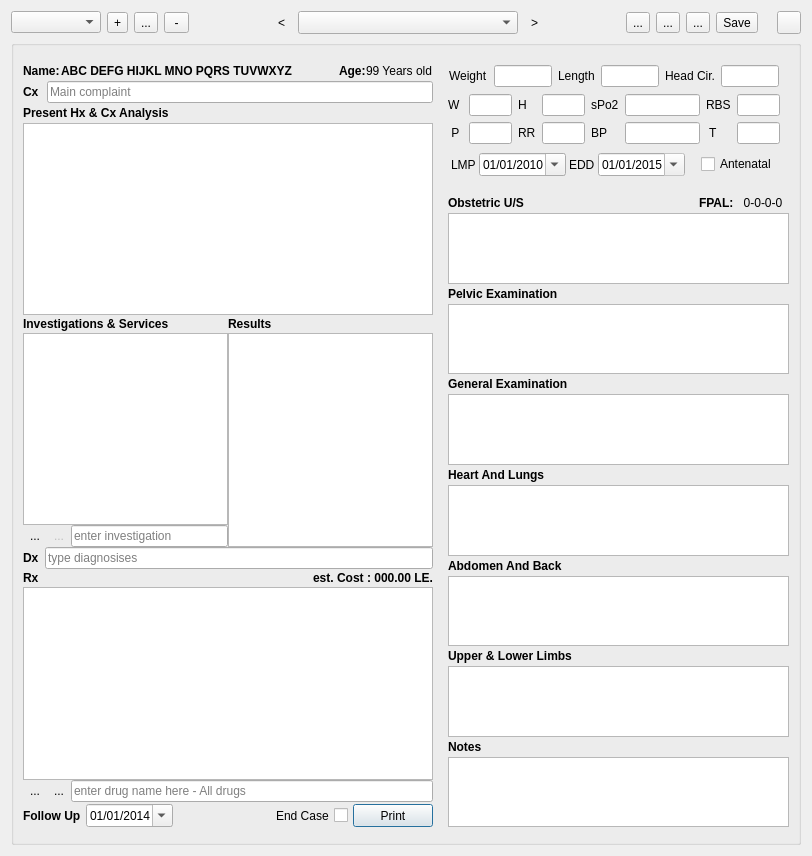
The window that qtemr/visitsbox.ui (dr3mro/SmartClinic) describes before a commit, drawn with Qt 5.
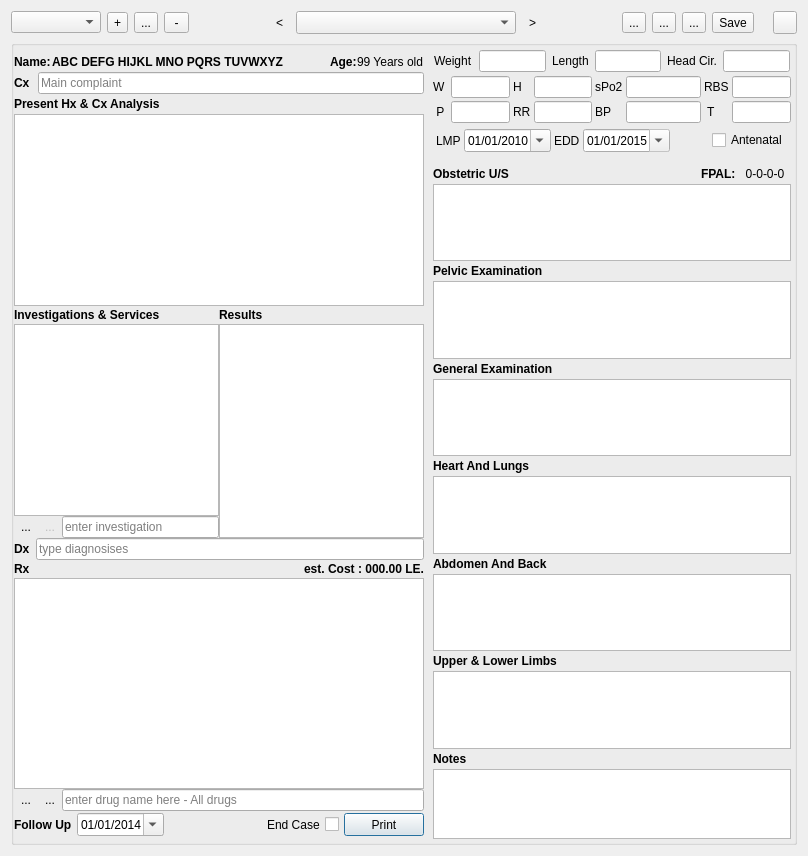
The same window after the commit. Icons and pictures are not drawn. Custom widgets are drawn as their Qt base class.

Commit message: * visitbox spacing

What changed in the file:
```diff
--- a/qtemr/visitsbox.ui
+++ b/qtemr/visitsbox.ui
@@ -324,6 +324,21 @@
       <bool>true</bool>
      </property>
      <layout class="QGridLayout" name="gridLayout_9">
+      <property name="leftMargin">
+       <number>0</number>
+      </property>
+      <property name="topMargin">
+       <number>0</number>
+      </property>
+      <property name="rightMargin">
+       <number>0</number>
+      </property>
+      <property name="bottomMargin">
+       <number>0</number>
+      </property>
+      <property name="horizontalSpacing">
+       <number>6</number>
+      </property>
       <item row="0" column="0" rowspan="2">
        <widget class="QFrame" name="frame">
         <property name="sizePolicy">
@@ -983,6 +998,21 @@
          </size>
         </property>
         <layout class="QGridLayout" name="gridLayout_6">
+         <property name="leftMargin">
+          <number>3</number>
+         </property>
+         <property name="topMargin">
+          <number>3</number>
+         </property>
+         <property name="rightMargin">
+          <number>3</number>
+         </property>
+         <property name="bottomMargin">
+          <number>3</number>
+         </property>
+         <property name="spacing">
+          <number>3</number>
+         </property>
          <item row="0" column="0">
           <widget class="QWidget" name="widgetBaby" native="true">
            <layout class="QGridLayout" name="gridLayout_4">
@@ -1322,30 +1352,21 @@
           <verstretch>0</verstretch>
          </sizepolicy>
         </property>
-        <property name="minimumSize">
-         <size>
-          <width>350</width>
-          <height>0</height>
-         </size>
-        </property>
-        <property name="maximumSize">
-         <size>
-          <width>350</width>
-          <height>16777215</height>
-         </size>
-        </property>
         <layout class="QGridLayout" name="gridLayout_7">
          <property name="leftMargin">
-          <number>9</number>
+          <number>3</number>
          </property>
          <property name="topMargin">
-          <number>2</number>
+          <number>3</number>
          </property>
          <property name="rightMargin">
-          <number>0</number>
+          <number>3</number>
          </property>
          <property name="bottomMargin">
-          <number>6</number>
+          <number>3</number>
+         </property>
+         <property name="spacing">
+          <number>3</number>
          </property>
          <item row="1" column="0">
           <layout class="QGridLayout" name="gridLayout_3">
```
